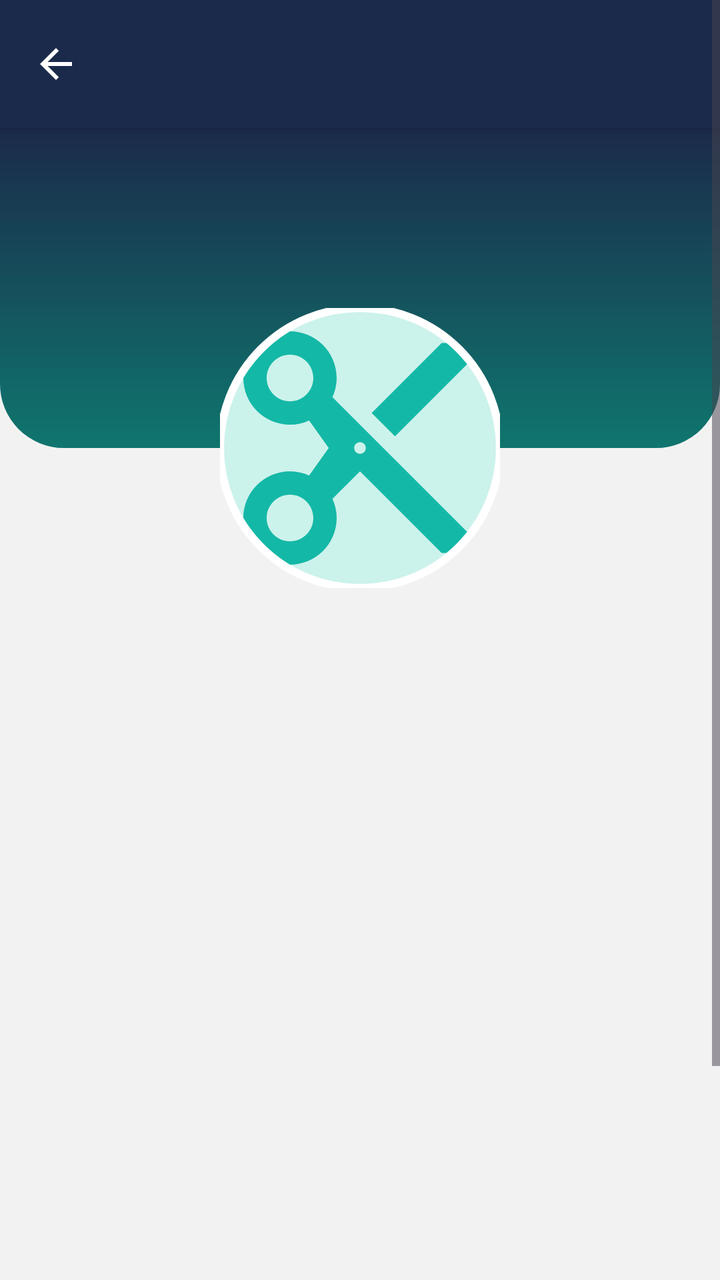
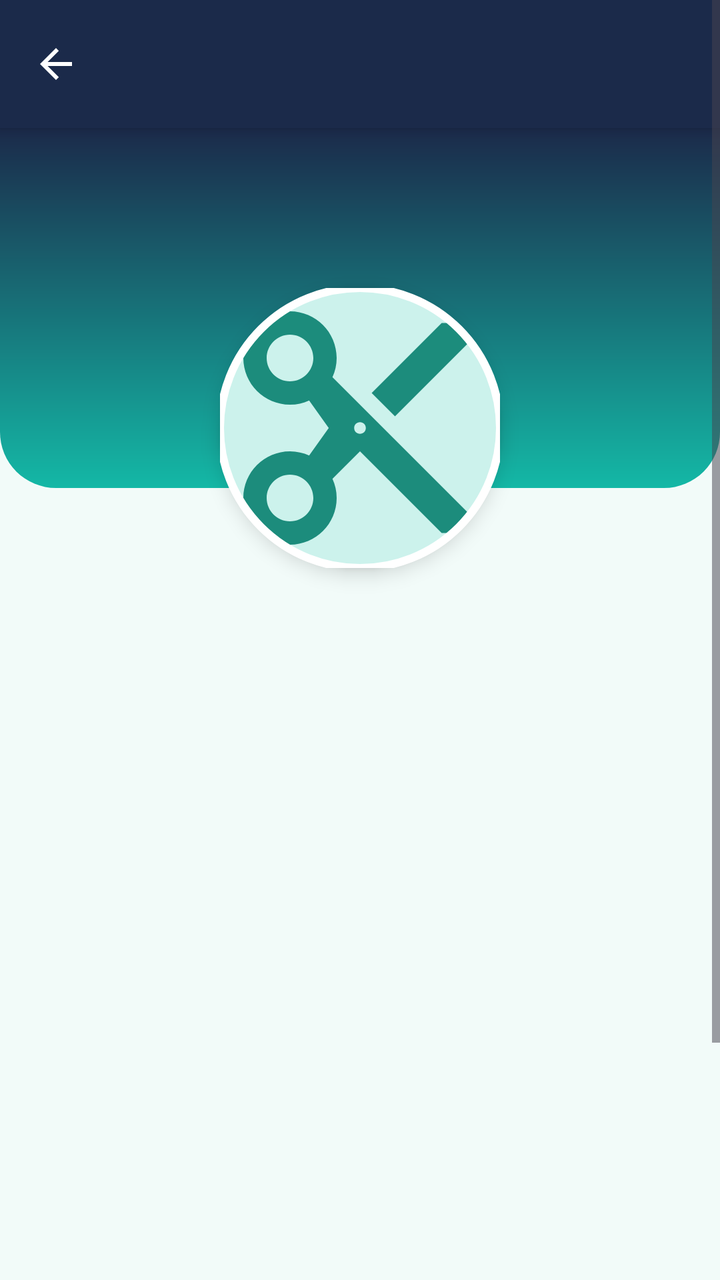

Before-and-after screenshots of an Android layout around one commit, followed by the original layout XML and the change that was made.
<!-- AndroidManifest.xml: application theme Theme.HairGo -->
<!-- res/layout/activity_salon_profile.xml -->
<?xml version="1.0" encoding="utf-8"?>
<ScrollView
    xmlns:android="http://schemas.android.com/apk/res/android"
    xmlns:app="http://schemas.android.com/apk/res-auto"
    android:layout_width="match_parent"
    android:layout_height="match_parent"
    android:fillViewport="true"
    android:background="@color/grey_light">

    <androidx.constraintlayout.widget.ConstraintLayout
        android:layout_width="match_parent"
        android:layout_height="wrap_content">

        
        <include
            android:id="@+id/header"
            layout="@layout/component_header"
            app:layout_constraintTop_toTopOf="parent"
            app:layout_constraintStart_toStartOf="parent"
            app:layout_constraintEnd_toEndOf="parent"/>

        
        <View
            android:id="@+id/gradientBackground"
            android:layout_width="0dp"
            android:layout_height="160dp"
            android:background="@drawable/welcome_bg_hero"
            app:layout_constraintTop_toBottomOf="@id/header"
            app:layout_constraintStart_toStartOf="parent"
            app:layout_constraintEnd_toEndOf="parent"/>

        
        <com.google.android.material.imageview.ShapeableImageView
            android:id="@+id/ivSalonPfp"
            android:layout_width="140dp"
            android:layout_height="140dp"
            android:layout_marginTop="90dp"
            android:scaleType="centerCrop"
            android:contentDescription="@string/salon_photo_desc"
            android:background="@drawable/bg_circle_teal_light"
            android:src="@drawable/ic_salon_placeholder"
            android:tint="@color/teal"
            android:padding="0dp"
            app:shapeAppearanceOverlay="@style/ShapeAppearanceOverlay.HairGo_Circle"
            app:strokeWidth="4dp"
            app:strokeColor="@color/white"
            app:layout_constraintTop_toBottomOf="@id/header"
            app:layout_constraintStart_toStartOf="parent"
            app:layout_constraintEnd_toEndOf="parent"/>

        
        <ProgressBar
            android:id="@+id/progress"
            android:layout_width="48dp"
            android:layout_height="48dp"
            android:indeterminateTint="@color/teal"
            app:layout_constraintTop_toTopOf="@id/ivSalonPfp"
            app:layout_constraintBottom_toBottomOf="@id/ivSalonPfp"
            app:layout_constraintStart_toStartOf="parent"
            app:layout_constraintEnd_toEndOf="parent"/>

        
        <androidx.constraintlayout.widget.Group
            android:id="@+id/contentGroup"
            android:layout_width="wrap_content"
            android:layout_height="wrap_content"
            android:visibility="invisible"
            app:constraint_referenced_ids="cardSalonName,tvNextAvailable,divider,tvServicesLabel,rvServices,llReviewsSection,btnBook,btnReportSalon"/>

        
        <com.google.android.material.card.MaterialCardView
            android:id="@+id/cardSalonName"
            android:layout_width="0dp"
            android:layout_height="wrap_content"
            android:layout_marginTop="8dp"
            android:layout_marginHorizontal="16dp"
            android:layout_marginBottom="0dp"
            app:cardCornerRadius="20dp"
            app:cardElevation="2dp"
            app:cardBackgroundColor="@color/surface"
            app:layout_constraintTop_toBottomOf="@id/ivSalonPfp"
            app:layout_constraintStart_toStartOf="parent"
            app:layout_constraintEnd_toEndOf="parent">

            <androidx.constraintlayout.widget.ConstraintLayout
                android:layout_width="match_parent"
                android:layout_height="wrap_content"
                android:padding="16dp"
                android:background="@drawable/bg_card_gradient">

                <TextView
                    android:id="@+id/tvSalonName"
                    android:layout_width="0dp"
                    android:layout_height="wrap_content"
                    android:gravity="center"
                    android:textColor="@color/white"
                    android:textSize="22sp"
                    android:textStyle="bold"
                    app:layout_constraintTop_toTopOf="parent"
                    app:layout_constraintStart_toStartOf="parent"
                    app:layout_constraintEnd_toEndOf="parent"/>

                <LinearLayout
                    android:id="@+id/llLocation"
                    android:layout_width="wrap_content"
                    android:layout_height="wrap_content"
                    android:layout_marginTop="6dp"
                    android:orientation="horizontal"
                    android:gravity="center_vertical"
                    app:layout_constraintTop_toBottomOf="@id/tvSalonName"
                    app:layout_constraintStart_toStartOf="parent"
                    app:layout_constraintEnd_toEndOf="parent">

                    <ImageView
                        android:layout_width="14dp"
                        android:layout_height="14dp"
                        android:src="@drawable/ic_location"
                        app:tint="@color/white"/>

                    <TextView
                        android:id="@+id/tvSalonLocation"
                        android:layout_width="wrap_content"
                        android:layout_height="wrap_content"
                        android:layout_marginStart="4dp"
                        android:textColor="@color/white"
                        android:textSize="13sp"/>

                </LinearLayout>

                
                <TextView
                    android:id="@+id/tvSalonRating"
                    android:layout_width="wrap_content"
                    android:layout_height="wrap_content"
                    android:layout_marginTop="8dp"
                    android:paddingHorizontal="10dp"
                    android:paddingVertical="3dp"
                    android:textColor="@color/teal_primary"
                    android:textSize="12sp"
                    android:textStyle="bold"
                    android:background="@drawable/bg_rating_badge"
                    android:gravity="center"
                    android:drawableStart="@drawable/ic_star"
                    android:drawablePadding="4dp"
                    android:drawableTint="@color/teal_primary"
                    android:clickable="true"
                    android:focusable="true"
                    android:contentDescription="@string/see_all_reviews"
                    app:layout_constraintTop_toBottomOf="@id/llLocation"
                    app:layout_constraintStart_toStartOf="parent"
                    app:layout_constraintEnd_toEndOf="parent"/>

            </androidx.constraintlayout.widget.ConstraintLayout>
        </com.google.android.material.card.MaterialCardView>

        
        <com.google.android.material.card.MaterialCardView
            android:id="@+id/tvNextAvailable"
            android:layout_width="0dp"
            android:layout_height="wrap_content"
            android:layout_marginTop="12dp"
            android:layout_marginHorizontal="16dp"
            app:cardCornerRadius="16dp"
            app:cardElevation="1dp"
            app:cardBackgroundColor="@color/teal_light"
            android:visibility="gone"
            app:layout_constraintTop_toBottomOf="@id/cardSalonName"
            app:layout_constraintStart_toStartOf="parent"
            app:layout_constraintEnd_toEndOf="parent">

            <LinearLayout
                android:layout_width="match_parent"
                android:layout_height="wrap_content"
                android:orientation="horizontal"
                android:gravity="center_vertical"
                android:padding="12dp">

                <ImageView
                    android:layout_width="18dp"
                    android:layout_height="18dp"
                    android:src="@drawable/ic_calendar"
                    app:tint="@color/teal"
                    android:importantForAccessibility="no"/>

                <TextView
                    android:layout_width="wrap_content"
                    android:layout_height="wrap_content"
                    android:layout_marginStart="8dp"
                    android:textColor="@color/teal_primary"
                    android:textSize="14sp"
                    android:textStyle="bold"/>

            </LinearLayout>
        </com.google.android.material.card.MaterialCardView>

        
        <View
            android:id="@+id/divider"
            android:layout_width="0dp"
            android:layout_height="1dp"
            android:layout_marginTop="20dp"
            android:layout_marginHorizontal="24dp"
            android:background="@color/grey_border"
            app:layout_constraintTop_toBottomOf="@id/tvNextAvailable"
            app:layout_constraintStart_toStartOf="parent"
            app:layout_constraintEnd_toEndOf="parent"/>

        
        <TextView
            android:id="@+id/tvServicesLabel"
            android:layout_width="0dp"
            android:layout_height="wrap_content"
            android:layout_marginTop="20dp"
            android:layout_marginHorizontal="24dp"
            android:text="@string/section_services"
            android:textColor="@color/heading"
            android:textSize="16sp"
            android:textStyle="bold"
            app:layout_constraintTop_toBottomOf="@id/divider"
            app:layout_constraintStart_toStartOf="parent"
            app:layout_constraintEnd_toEndOf="parent"/>

        
        <androidx.recyclerview.widget.RecyclerView
            android:id="@+id/rvServices"
            android:layout_width="0dp"
            android:layout_height="wrap_content"
            android:layout_marginTop="10dp"
            android:layout_marginHorizontal="24dp"
            android:nestedScrollingEnabled="false"
            app:layout_constraintTop_toBottomOf="@id/tvServicesLabel"
            app:layout_constraintStart_toStartOf="parent"
            app:layout_constraintEnd_toEndOf="parent"/>

        
        <LinearLayout
            android:id="@+id/llReviewsSection"
            android:layout_width="0dp"
            android:layout_height="wrap_content"
            android:layout_marginTop="24dp"
            android:layout_marginHorizontal="24dp"
            android:orientation="vertical"
            app:layout_constraintTop_toBottomOf="@id/rvServices"
            app:layout_constraintStart_toStartOf="parent"
            android:layout_marginBottom="16dp"
            app:layout_constraintEnd_toEndOf="parent">

            <TextView
                android:layout_width="wrap_content"
                android:layout_height="wrap_content"
                android:text="@string/title_reviews"
                android:textColor="@color/heading"
                android:textSize="16sp"
                android:textStyle="bold"/>

            <ProgressBar
                android:id="@+id/previewReviewsProgress"
                android:layout_width="18dp"
                android:layout_height="18dp"
                android:layout_marginTop="12dp"
                android:indeterminateTint="@color/teal"/>

            <TextView
                android:id="@+id/tvPreviewEmpty"
                android:layout_width="wrap_content"
                android:layout_height="wrap_content"
                android:layout_marginTop="8dp"
                android:text="@string/no_reviews_yet"
                android:textColor="@color/grey_medium"
                android:textSize="14sp"
                android:visibility="gone"/>

            <androidx.recyclerview.widget.RecyclerView
                android:id="@+id/rvReviewPreview"
                android:layout_width="match_parent"
                android:layout_height="wrap_content"
                android:layout_marginTop="4dp"
                android:nestedScrollingEnabled="false"
                android:visibility="gone"/>

            <TextView
                android:id="@+id/tvSeeAllReviews"
                android:layout_width="wrap_content"
                android:layout_height="wrap_content"
                android:layout_marginTop="8dp"
                android:clickable="true"
                android:focusable="true"
                android:background="?attr/selectableItemBackground"
                android:paddingVertical="8dp"
                android:text="@string/see_all_reviews"
                android:textColor="@color/teal_primary"
                android:textSize="14sp"
                android:textStyle="bold"
                android:visibility="gone"/>

        </LinearLayout>

        
        <androidx.appcompat.widget.AppCompatButton
            android:id="@+id/btnBook"
            android:layout_width="0dp"
            android:layout_height="56dp"
            android:layout_marginTop="24dp"
            android:layout_marginHorizontal="24dp"
            android:layout_marginBottom="0dp"
            android:text="@string/btn_book_now"
            android:background="@drawable/bg_button_teal"
            style="@style/ButtonPrimary"
            app:layout_constraintTop_toBottomOf="@id/llReviewsSection"
            app:layout_constraintStart_toStartOf="parent"
            app:layout_constraintEnd_toEndOf="parent"/>

        
        <androidx.appcompat.widget.AppCompatButton
            android:id="@+id/btnReportSalon"
            android:layout_width="0dp"
            android:layout_height="48dp"
            android:layout_marginTop="12dp"
            android:layout_marginHorizontal="24dp"
            android:layout_marginBottom="24dp"
            android:text="@string/report_salon_action"
            style="@style/ButtonSecondaryOutline"
            app:layout_constraintTop_toBottomOf="@id/btnBook"
            app:layout_constraintStart_toStartOf="parent"
            app:layout_constraintEnd_toEndOf="parent"/>

    </androidx.constraintlayout.widget.ConstraintLayout>
</ScrollView>
<!-- res/layout/component_header.xml (included above) -->
<?xml version="1.0" encoding="utf-8"?>
<androidx.constraintlayout.widget.ConstraintLayout
    xmlns:android="http://schemas.android.com/apk/res/android"
    xmlns:app="http://schemas.android.com/apk/res-auto"
    android:layout_width="match_parent"
    android:layout_height="64dp"
    android:background="@color/navy"
    android:elevation="4dp">

    <ImageButton
        android:id="@+id/btnBack"
        android:layout_width="40dp"
        android:layout_height="40dp"
        android:background="@android:color/transparent"
        android:src="@drawable/ic_back_arrow"
        app:layout_constraintTop_toTopOf="parent"
        app:layout_constraintBottom_toBottomOf="parent"
        app:layout_constraintStart_toStartOf="parent"
        android:layout_marginStart="8dp"/>

    <TextView
        android:id="@+id/tvHeaderTitle"
        android:layout_width="wrap_content"
        android:layout_height="wrap_content"
        android:textColor="@color/white"
        android:textSize="20sp"
        android:textStyle="bold"
        app:layout_constraintTop_toTopOf="parent"
        app:layout_constraintBottom_toBottomOf="parent"
        app:layout_constraintStart_toStartOf="parent"
        app:layout_constraintEnd_toEndOf="parent"/>

</androidx.constraintlayout.widget.ConstraintLayout>
<!-- resources referenced by this layout -->
<resources>
  <color name="grey_border">#E0E0E0</color>
  <color name="grey_light">#F2F2F2</color>
  <color name="grey_medium">#8A8A8A</color>
  <color name="heading">#1B2A4A</color>
  <color name="navy">#1B2A4A</color>
  <color name="surface">#FFFFFF</color>
  <color name="teal">#14B8A6</color>
  <color name="teal_light">#CCF2EC</color>
  <color name="teal_primary">#1C8C7C</color>
  <color name="white">#FFFFFF</color>
  <!-- drawable bg_button_teal (drawable) -->
  <?xml version="1.0" encoding="utf-8"?>
  <shape xmlns:android="http://schemas.android.com/apk/res/android"
      android:shape="rectangle">
      <solid android:color="@color/teal"/>
      <corners android:radius="12dp"/>
  </shape>
  <!-- drawable bg_card_gradient (drawable) -->
  <?xml version="1.0" encoding="utf-8"?>
  <shape xmlns:android="http://schemas.android.com/apk/res/android"
      android:shape="rectangle">
      <gradient
          android:angle="270"
          android:startColor="@color/navy"
          android:endColor="#0F766E" />
      <corners android:radius="20dp" />
  </shape>
  <!-- drawable bg_circle_teal_light (drawable) -->
  <shape xmlns:android="http://schemas.android.com/apk/res/android" android:shape="oval">
      <solid android:color="@color/teal_light"/>
  </shape>
  <!-- drawable bg_rating_badge (drawable) -->
  <?xml version="1.0" encoding="utf-8"?>
  <shape xmlns:android="http://schemas.android.com/apk/res/android"
      android:shape="rectangle">
      <solid android:color="@color/teal_light" />
      <corners android:radius="12dp" />
  </shape>
  <!-- drawable welcome_bg_hero (drawable) -->
  <?xml version="1.0" encoding="utf-8"?>
  <shape xmlns:android="http://schemas.android.com/apk/res/android"
      android:shape="rectangle">
      <gradient
          android:angle="270"
          android:startColor="@color/navy"
          android:endColor="#0F766E" />
      <corners
          android:bottomLeftRadius="32dp"
          android:bottomRightRadius="32dp" />
  </shape>
  <string name="btn_book_now">Book Now</string>
  <string name="no_reviews_yet">No reviews yet</string>
  <string name="report_salon_action">Report this salon</string>
  <string name="salon_photo_desc">Salon photo</string>
  <string name="section_services">Services</string>
  <string name="see_all_reviews">See all reviews</string>
  <string name="title_reviews">Reviews</string>
  <style name="ShapeAppearanceOverlay.HairGo_Circle" parent="">
          <item name="cornerFamily">rounded</item>
          <item name="cornerSize">50%</item>
      </style>
  <style name="Theme.HairGo" parent="Base.Theme.HairGo">
          <item name="snackbarStyle">@style/Widget.HairGo.Snackbar</item>
      </style>
  <!-- drawable bg_button_outline_teal (drawable) -->
  <shape xmlns:android="http://schemas.android.com/apk/res/android" android:shape="rectangle">
      <corners android:radius="12dp"/>
      <stroke android:width="1.5dp" android:color="@color/teal"/>
      <solid android:color="@android:color/transparent"/>
  </shape>
  <style name="Widget.HairGo.Snackbar" parent="Widget.Material3.Snackbar">
          <item name="backgroundTint">@color/navy</item>
          <item name="android:textColor">@color/white</item>
          <item name="shapeAppearanceOverlay">@style/ShapeAppearanceOverlay.HairGo_Snackbar</item>
      </style>
  <color name="text_primary">#1A1A1A</color>
  <style name="ShapeAppearanceOverlay.HairGo_Snackbar" parent="">
          <item name="cornerFamily">rounded</item>
          <item name="cornerSize">16dp</item>
      </style>
  <!-- unchanged entries left out for length: 8 -->
</resources>

<!-- the commit's change to res/layout/activity_salon_profile.xml (unified diff, before → after) -->
@@ -5,7 +5,7 @@
     android:layout_width="match_parent"
     android:layout_height="match_parent"
     android:fillViewport="true"
-    android:background="@color/grey_light">
+    android:background="@color/home_bg">
 
     <androidx.constraintlayout.widget.ConstraintLayout
         android:layout_width="match_parent"
@@ -23,8 +23,8 @@
         <View
             android:id="@+id/gradientBackground"
             android:layout_width="0dp"
-            android:layout_height="160dp"
-            android:background="@drawable/welcome_bg_hero"
+            android:layout_height="180dp"
+            android:background="@drawable/bg_salon_header"
             app:layout_constraintTop_toBottomOf="@id/header"
             app:layout_constraintStart_toStartOf="parent"
             app:layout_constraintEnd_toEndOf="parent"/>
@@ -34,16 +34,17 @@
             android:id="@+id/ivSalonPfp"
             android:layout_width="140dp"
             android:layout_height="140dp"
-            android:layout_marginTop="90dp"
+            android:layout_marginTop="80dp"
+            android:elevation="6dp"
             android:scaleType="centerCrop"
             android:contentDescription="@string/salon_photo_desc"
             android:background="@drawable/bg_circle_teal_light"
             android:src="@drawable/ic_salon_placeholder"
-            android:tint="@color/teal"
+            android:tint="@color/home_icon"
             android:padding="0dp"
             app:shapeAppearanceOverlay="@style/ShapeAppearanceOverlay.HairGo_Circle"
             app:strokeWidth="4dp"
-            app:strokeColor="@color/white"
+            app:strokeColor="@color/salon_info_card_bg"
             app:layout_constraintTop_toBottomOf="@id/header"
             app:layout_constraintStart_toStartOf="parent"
             app:layout_constraintEnd_toEndOf="parent"/>
@@ -53,7 +54,7 @@
             android:id="@+id/progress"
             android:layout_width="48dp"
             android:layout_height="48dp"
-            android:indeterminateTint="@color/teal"
+            android:indeterminateTint="@color/home_icon"
             app:layout_constraintTop_toTopOf="@id/ivSalonPfp"
             app:layout_constraintBottom_toBottomOf="@id/ivSalonPfp"
             app:layout_constraintStart_toStartOf="parent"
@@ -72,12 +73,13 @@
             android:id="@+id/cardSalonName"
             android:layout_width="0dp"
             android:layout_height="wrap_content"
-            android:layout_marginTop="8dp"
-            android:layout_marginHorizontal="16dp"
-            android:layout_marginBottom="0dp"
-            app:cardCornerRadius="20dp"
-            app:cardElevation="2dp"
-            app:cardBackgroundColor="@color/surface"
+            android:layout_marginTop="12dp"
+            android:layout_marginHorizontal="16dp"
+            app:cardCornerRadius="24dp"
+            app:cardElevation="0dp"
+            app:strokeWidth="1dp"
+            app:strokeColor="@color/home_border"
+            app:cardBackgroundColor="@color/salon_info_card_bg"
             app:layout_constraintTop_toBottomOf="@id/ivSalonPfp"
             app:layout_constraintStart_toStartOf="parent"
             app:layout_constraintEnd_toEndOf="parent">
@@ -85,15 +87,14 @@
             <androidx.constraintlayout.widget.ConstraintLayout
                 android:layout_width="match_parent"
                 android:layout_height="wrap_content"
-                android:padding="16dp"
-                android:background="@drawable/bg_card_gradient">
+                android:padding="20dp">
 
                 <TextView
                     android:id="@+id/tvSalonName"
                     android:layout_width="0dp"
                     android:layout_height="wrap_content"
                     android:gravity="center"
-                    android:textColor="@color/white"
+                    android:textColor="@color/salon_section_title"
                     android:textSize="22sp"
                     android:textStyle="bold"
                     app:layout_constraintTop_toTopOf="parent"
@@ -115,14 +116,14 @@
                         android:layout_width="14dp"
                         android:layout_height="14dp"
                         android:src="@drawable/ic_location"
-                        app:tint="@color/white"/>
+                        app:tint="@color/home_icon"/>
 
                     <TextView
                         android:id="@+id/tvSalonLocation"
                         android:layout_width="wrap_content"
                         android:layout_height="wrap_content"
                         android:layout_marginStart="4dp"
-                        android:textColor="@color/white"
+                        android:textColor="@color/home_text_secondary"
                         android:textSize="13sp"/>
 
                 </LinearLayout>
@@ -132,17 +133,17 @@
                     android:id="@+id/tvSalonRating"
                     android:layout_width="wrap_content"
                     android:layout_height="wrap_content"
-                    android:layout_marginTop="8dp"
-                    android:paddingHorizontal="10dp"
-                    android:paddingVertical="3dp"
-                    android:textColor="@color/teal_primary"
+                    android:layout_marginTop="10dp"
+                    android:paddingHorizontal="12dp"
+                    android:paddingVertical="4dp"
+                    android:textColor="@color/salon_rating_text"
                     android:textSize="12sp"
                     android:textStyle="bold"
-                    android:background="@drawable/bg_rating_badge"
+                    android:background="@drawable/bg_home_rating_badge"
                     android:gravity="center"
                     android:drawableStart="@drawable/ic_star"
-                    android:drawablePadding="4dp"
-                    android:drawableTint="@color/teal_primary"
+                    android:drawablePadding="5dp"
+                    android:drawableTint="@color/salon_rating_text"
                     android:clickable="true"
                     android:focusable="true"
                     android:contentDescription="@string/see_all_reviews"
@@ -161,8 +162,8 @@
             android:layout_marginTop="12dp"
             android:layout_marginHorizontal="16dp"
             app:cardCornerRadius="16dp"
-            app:cardElevation="1dp"
-            app:cardBackgroundColor="@color/teal_light"
+            app:cardElevation="0dp"
+            app:cardBackgroundColor="@color/salon_date_bg"
             android:visibility="gone"
             app:layout_constraintTop_toBottomOf="@id/cardSalonName"
             app:layout_constraintStart_toStartOf="parent"
@@ -173,20 +174,20 @@
                 android:layout_height="wrap_content"
                 android:orientation="horizontal"
                 android:gravity="center_vertical"
-                android:padding="12dp">
+                android:padding="14dp">
 
                 <ImageView
                     android:layout_width="18dp"
                     android:layout_height="18dp"
                     android:src="@drawable/ic_calendar"
-                    app:tint="@color/teal"
+                    app:tint="@color/salon_date_text"
                     android:importantForAccessibility="no"/>
 
                 <TextView
                     android:layout_width="wrap_content"
                     android:layout_height="wrap_content"
                     android:layout_marginStart="8dp"
-                    android:textColor="@color/teal_primary"
+                    android:textColor="@color/salon_date_text"
                     android:textSize="14sp"
                     android:textStyle="bold"/>
 
@@ -198,9 +199,9 @@
             android:id="@+id/divider"
             android:layout_width="0dp"
             android:layout_height="1dp"
-            android:layout_marginTop="20dp"
-            android:layout_marginHorizontal="24dp"
-            android:background="@color/grey_border"
+            android:layout_marginTop="24dp"
+            android:layout_marginHorizontal="16dp"
+            android:background="@color/home_border"
             app:layout_constraintTop_toBottomOf="@id/tvNextAvailable"
             app:layout_constraintStart_toStartOf="parent"
             app:layout_constraintEnd_toEndOf="parent"/>
@@ -211,10 +212,10 @@
             android:layout_width="0dp"
             android:layout_height="wrap_content"
             android:layout_marginTop="20dp"
-            android:layout_marginHorizontal="24dp"
+            android:layout_marginHorizontal="16dp"
             android:text="@string/section_services"
-            android:textColor="@color/heading"
-            android:textSize="16sp"
+            android:textColor="@color/salon_section_title"
+            android:textSize="18sp"
             android:textStyle="bold"
             app:layout_constraintTop_toBottomOf="@id/divider"
             app:layout_constraintStart_toStartOf="parent"
@@ -225,8 +226,8 @@
             android:id="@+id/rvServices"
             android:layout_width="0dp"
             android:layout_height="wrap_content"
-            android:layout_marginTop="10dp"
-            android:layout_marginHorizontal="24dp"
+            android:layout_marginTop="8dp"
+            android:layout_marginHorizontal="16dp"
             android:nestedScrollingEnabled="false"
             app:layout_constraintTop_toBottomOf="@id/tvServicesLabel"
             app:layout_constraintStart_toStartOf="parent"
@@ -238,7 +239,7 @@
             android:layout_width="0dp"
             android:layout_height="wrap_content"
             android:layout_marginTop="24dp"
-            android:layout_marginHorizontal="24dp"
+            android:layout_marginHorizontal="16dp"
             android:orientation="vertical"
             app:layout_constraintTop_toBottomOf="@id/rvServices"
             app:layout_constraintStart_toStartOf="parent"
@@ -249,8 +250,8 @@
                 android:layout_width="wrap_content"
                 android:layout_height="wrap_content"
                 android:text="@string/title_reviews"
-                android:textColor="@color/heading"
-                android:textSize="16sp"
+                android:textColor="@color/salon_section_title"
+                android:textSize="18sp"
                 android:textStyle="bold"/>
 
             <ProgressBar
@@ -258,7 +259,7 @@
                 android:layout_width="18dp"
                 android:layout_height="18dp"
                 android:layout_marginTop="12dp"
-                android:indeterminateTint="@color/teal"/>
+                android:indeterminateTint="@color/salon_accent"/>
 
             <TextView
                 android:id="@+id/tvPreviewEmpty"
@@ -266,7 +267,7 @@
                 android:layout_height="wrap_content"
                 android:layout_marginTop="8dp"
                 android:text="@string/no_reviews_yet"
-                android:textColor="@color/grey_medium"
+                android:textColor="@color/home_text_secondary"
                 android:textSize="14sp"
                 android:visibility="gone"/>
 
@@ -288,7 +289,7 @@
                 android:background="?attr/selectableItemBackground"
                 android:paddingVertical="8dp"
                 android:text="@string/see_all_reviews"
-                android:textColor="@color/teal_primary"
+                android:textColor="@color/salon_accent"
                 android:textSize="14sp"
                 android:textStyle="bold"
                 android:visibility="gone"/>
@@ -301,8 +302,7 @@
             android:layout_width="0dp"
             android:layout_height="56dp"
             android:layout_marginTop="24dp"
-            android:layout_marginHorizontal="24dp"
-            android:layout_marginBottom="0dp"
+            android:layout_marginHorizontal="16dp"
             android:text="@string/btn_book_now"
             android:background="@drawable/bg_button_teal"
             style="@style/ButtonPrimary"
@@ -316,7 +316,7 @@
             android:layout_width="0dp"
             android:layout_height="48dp"
             android:layout_marginTop="12dp"
-            android:layout_marginHorizontal="24dp"
+            android:layout_marginHorizontal="16dp"
             android:layout_marginBottom="24dp"
             android:text="@string/report_salon_action"
             style="@style/ButtonSecondaryOutline"
<!-- resource entries referenced after the edit -->
@@ -1,14 +1,25 @@
 <!-- resources referenced by this layout -->
 <resources>
+  <color name="home_bg">#F2FBF9</color>
+  <color name="home_border">#BDEAE4</color>
+  <color name="home_icon">#1C8C7C</color>
+  <color name="home_text_secondary">#3E6F69</color>
   <color name="grey_border">#E0E0E0</color>
   <color name="grey_light">#F2F2F2</color>
   <color name="grey_medium">#8A8A8A</color>
-  <color name="heading">#1B2A4A</color>
   <color name="navy">#1B2A4A</color>
+  <color name="salon_accent">#E8824F</color>
+  <color name="salon_date_bg">#E0F7F3</color>
+  <color name="salon_date_text">#0F766E</color>
+  <color name="salon_info_card_bg">#FFFFFF</color>
+  <color name="salon_rating_text">#B44A24</color>
+  <color name="salon_section_title">#1B2A4A</color>
   <color name="surface">#FFFFFF</color>
   <color name="teal">#14B8A6</color>
   <color name="teal_light">#CCF2EC</color>
-  <color name="teal_primary">#1C8C7C</color>
+  <color name="home_rating_bg">#FFF0E6</color>
+  <color name="salon_header_end">#1B2A4A</color>
+  <color name="salon_header_start">#14B8A6</color>
   <color name="white">#FFFFFF</color>
   <!-- drawable bg_button_teal (drawable) -->
   <?xml version="1.0" encoding="utf-8"?>
@@ -17,38 +28,28 @@
       <solid android:color="@color/teal"/>
       <corners android:radius="12dp"/>
   </shape>
-  <!-- drawable bg_card_gradient (drawable) -->
+  <!-- drawable bg_circle_teal_light (drawable) -->
+  <shape xmlns:android="http://schemas.android.com/apk/res/android" android:shape="oval">
+      <solid android:color="@color/teal_light"/>
+  </shape>
+  <!-- drawable bg_home_rating_badge (drawable) -->
+  <?xml version="1.0" encoding="utf-8"?>
+  <shape xmlns:android="http://schemas.android.com/apk/res/android"
+      android:shape="rectangle">
+      <solid android:color="@color/home_rating_bg" />
+      <corners android:radius="12dp" />
+  </shape>
+  <!-- drawable bg_salon_header (drawable) -->
   <?xml version="1.0" encoding="utf-8"?>
   <shape xmlns:android="http://schemas.android.com/apk/res/android"
       android:shape="rectangle">
       <gradient
-          android:angle="270"
-          android:startColor="@color/navy"
-          android:endColor="#0F766E" />
-      <corners android:radius="20dp" />
-  </shape>
-  <!-- drawable bg_circle_teal_light (drawable) -->
-  <shape xmlns:android="http://schemas.android.com/apk/res/android" android:shape="oval">
-      <solid android:color="@color/teal_light"/>
-  </shape>
-  <!-- drawable bg_rating_badge (drawable) -->
-  <?xml version="1.0" encoding="utf-8"?>
-  <shape xmlns:android="http://schemas.android.com/apk/res/android"
-      android:shape="rectangle">
-      <solid android:color="@color/teal_light" />
-      <corners android:radius="12dp" />
-  </shape>
-  <!-- drawable welcome_bg_hero (drawable) -->
-  <?xml version="1.0" encoding="utf-8"?>
-  <shape xmlns:android="http://schemas.android.com/apk/res/android"
-      android:shape="rectangle">
-      <gradient
-          android:angle="270"
-          android:startColor="@color/navy"
-          android:endColor="#0F766E" />
+          android:startColor="@color/salon_header_end"
+          android:endColor="@color/salon_header_start"
+          android:angle="270" />
       <corners
-          android:bottomLeftRadius="32dp"
-          android:bottomRightRadius="32dp" />
+          android:bottomLeftRadius="28dp"
+          android:bottomRightRadius="28dp" />
   </shape>
   <string name="btn_book_now">Book Now</string>
   <string name="no_reviews_yet">No reviews yet</string>
